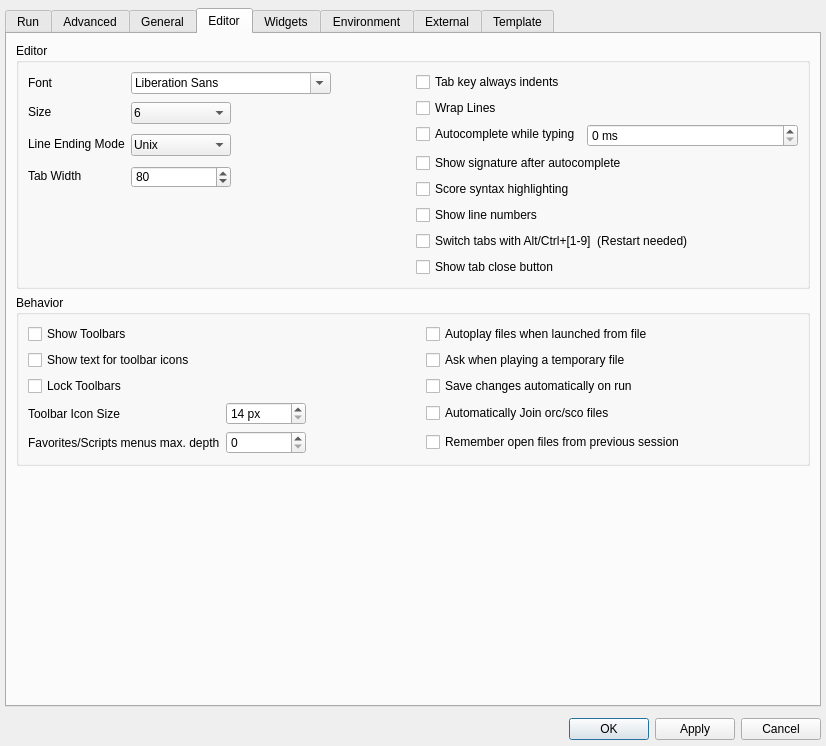
The window that src/configdialog.ui (CsoundQt/CsoundQt) describes before a commit, drawn with Qt 5.
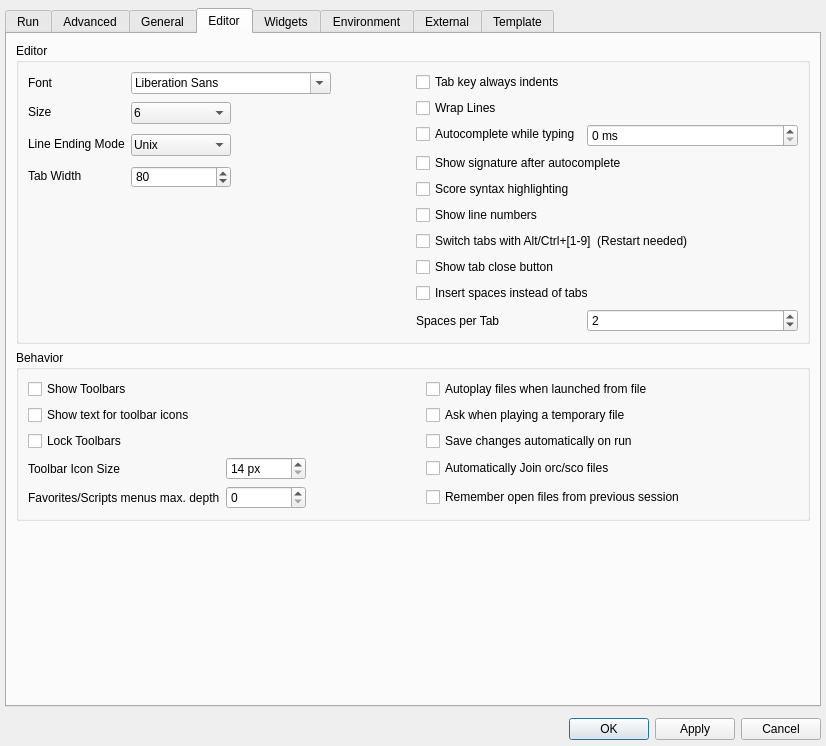
The same window after the commit. The open tabs and pages were chosen to show the change.

Commit message: Add spaces-for-tabs option and Convert Tabs to Spaces command

Patch:
```diff
--- a/src/configdialog.ui
+++ b/src/configdialog.ui
@@ -1862,6 +1862,42 @@
                   </property>
                  </widget>
                 </item>
+                <item row="8" column="0" colspan="2">
+                 <widget class="QCheckBox" name="tabUseSpacesCheckBox">
+                  <property name="toolTip">
+                   <string>&lt;html&gt;&lt;head/&gt;&lt;body&gt;&lt;p&gt;When enabled, pressing Tab inserts spaces instead of a tab character.&lt;/p&gt;&lt;/body&gt;&lt;/html&gt;</string>
+                  </property>
+                  <property name="text">
+                   <string>Insert spaces instead of tabs</string>
+                  </property>
+                 </widget>
+                </item>
+                <item row="9" column="0">
+                 <widget class="QLabel" name="tabSpacesLabel">
+                  <property name="text">
+                   <string>Spaces per Tab</string>
+                  </property>
+                 </widget>
+                </item>
+                <item row="9" column="1">
+                 <widget class="QSpinBox" name="tabSpacesSpinBox">
+                  <property name="minimumSize">
+                   <size>
+                    <width>80</width>
+                    <height>0</height>
+                   </size>
+                  </property>
+                  <property name="minimum">
+                   <number>1</number>
+                  </property>
+                  <property name="maximum">
+                   <number>16</number>
+                  </property>
+                  <property name="value">
+                   <number>2</number>
+                  </property>
+                 </widget>
+                </item>
                </layout>
               </item>
               <item row="0" column="0">
```
The commit also changes 15 other files.
